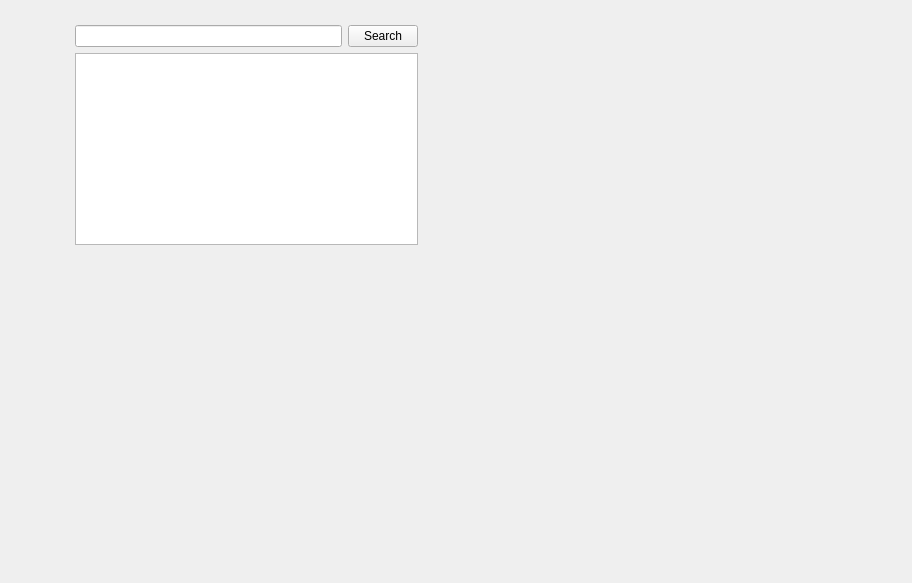
nickas101/LTA_results, file 2.ui: the form before one commit.
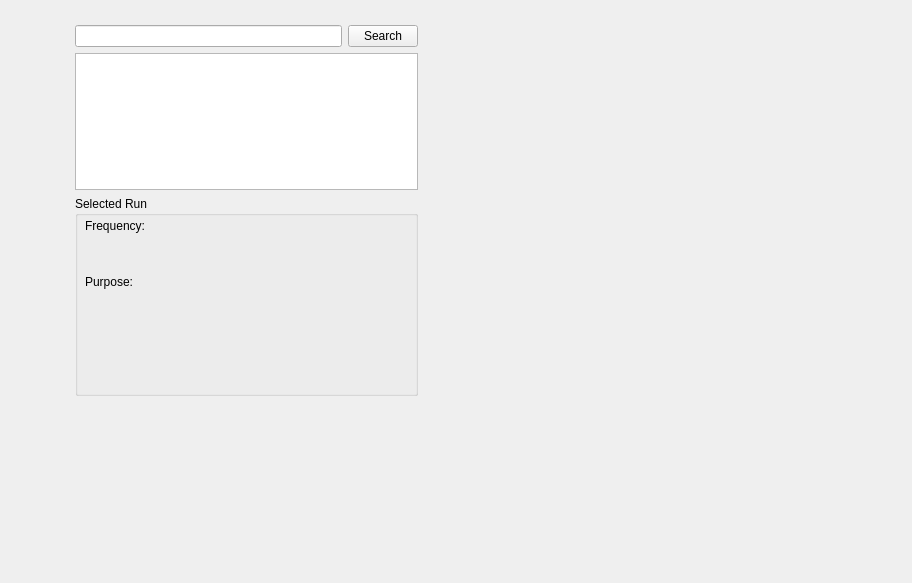
The form after the commit.

Patch:
```diff
--- a/2.ui
+++ b/2.ui
@@ -99,17 +99,133 @@
        </widget>
       </item>
       <item>
-       <spacer name="verticalSpacer">
-        <property name="orientation">
-         <enum>Qt::Vertical</enum>
+       <widget class="QGroupBox" name="groupBox">
+        <property name="sizePolicy">
+         <sizepolicy hsizetype="Expanding" vsizetype="Expanding">
+          <horstretch>0</horstretch>
+          <verstretch>0</verstretch>
+         </sizepolicy>
         </property>
-        <property name="sizeHint" stdset="0">
+        <property name="minimumSize">
          <size>
-          <width>20</width>
-          <height>40</height>
+          <width>0</width>
+          <height>200</height>
          </size>
         </property>
-       </spacer>
+        <property name="maximumSize">
+         <size>
+          <width>350</width>
+          <height>16777215</height>
+         </size>
+        </property>
+        <property name="title">
+         <string>Selected Run</string>
+        </property>
+        <widget class="QLabel" name="label1">
+         <property name="geometry">
+          <rect>
+           <x>10</x>
+           <y>20</y>
+           <width>61</width>
+           <height>20</height>
+          </rect>
+         </property>
+         <property name="text">
+          <string>Frequency:</string>
+         </property>
+        </widget>
+        <widget class="QLabel" name="label12">
+         <property name="geometry">
+          <rect>
+           <x>79</x>
+           <y>20</y>
+           <width>70</width>
+           <height>21</height>
+          </rect>
+         </property>
+         <property name="sizePolicy">
+          <sizepolicy hsizetype="Preferred" vsizetype="Preferred">
+           <horstretch>0</horstretch>
+           <verstretch>0</verstretch>
+          </sizepolicy>
+         </property>
+         <property name="text">
+          <string/>
+         </property>
+        </widget>
+        <widget class="QWidget" name="verticalLayoutWidget">
+         <property name="geometry">
+          <rect>
+           <x>0</x>
+           <y>69</y>
+           <width>341</width>
+           <height>121</height>
+          </rect>
+         </property>
+         <layout class="QVBoxLayout" name="verticalLayout_8">
+          <property name="leftMargin">
+           <number>5</number>
+          </property>
+          <property name="topMargin">
+           <number>5</number>
+          </property>
+          <property name="rightMargin">
+           <number>10</number>
+          </property>
+          <item>
+           <layout class="QHBoxLayout" name="horizontalLayout_4">
+            <property name="leftMargin">
+             <number>5</number>
+            </property>
+            <property name="topMargin">
+             <number>5</number>
+            </property>
+            <item>
+             <widget class="QLabel" name="label100">
+              <property name="text">
+               <string>Purpose:</string>
+              </property>
+              <property name="alignment">
+               <set>Qt::AlignLeading|Qt::AlignLeft|Qt::AlignTop</set>
+              </property>
+             </widget>
+            </item>
+            <item>
+             <widget class="QLabel" name="label101">
+              <property name="sizePolicy">
+               <sizepolicy hsizetype="Expanding" vsizetype="Expanding">
+                <horstretch>0</horstretch>
+                <verstretch>0</verstretch>
+               </sizepolicy>
+              </property>
+              <property name="minimumSize">
+               <size>
+                <width>200</width>
+                <height>60</height>
+               </size>
+              </property>
+              <property name="maximumSize">
+               <size>
+                <width>350</width>
+                <height>16777215</height>
+               </size>
+              </property>
+              <property name="text">
+               <string/>
+              </property>
+              <property name="alignment">
+               <set>Qt::AlignLeading|Qt::AlignLeft|Qt::AlignTop</set>
+              </property>
+              <property name="wordWrap">
+               <bool>true</bool>
+              </property>
+             </widget>
+            </item>
+           </layout>
+          </item>
+         </layout>
+        </widget>
+       </widget>
       </item>
      </layout>
     </item>
```
